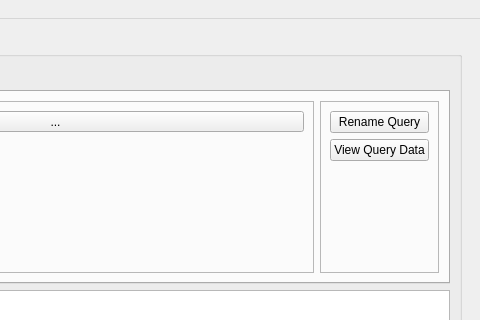
Qt form psychsim-gui-main.ui (usc-psychsim/psychsim-eval-gui) before a commit; both pictures show x 320 to 800 and y 0 to 320 of the 800 by 652 pixel window.
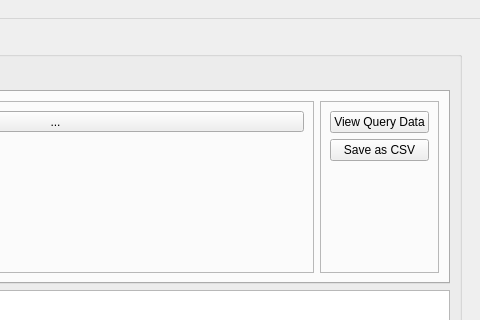
The same form after that commit. The open tabs and pages were chosen to show the change.

Commit message: Implement save query as csv

What changed in the file:
```diff
--- a/psychsim-gui-main.ui
+++ b/psychsim-gui-main.ui
@@ -542,16 +542,16 @@
                  </property>
                  <layout class="QVBoxLayout" name="verticalLayout_4">
                   <item>
-                   <widget class="QPushButton" name="rename_query_button">
+                   <widget class="QPushButton" name="view_query_button">
                     <property name="text">
-                     <string>Rename Query</string>
+                     <string>View Query Data</string>
                     </property>
                    </widget>
                   </item>
                   <item>
-                   <widget class="QPushButton" name="view_query_button">
+                   <widget class="QPushButton" name="save_csv_query_button">
                     <property name="text">
-                     <string>View Query Data</string>
+                     <string>Save as CSV</string>
                     </property>
                    </widget>
                   </item>
```
The commit also changes 3 other files.
